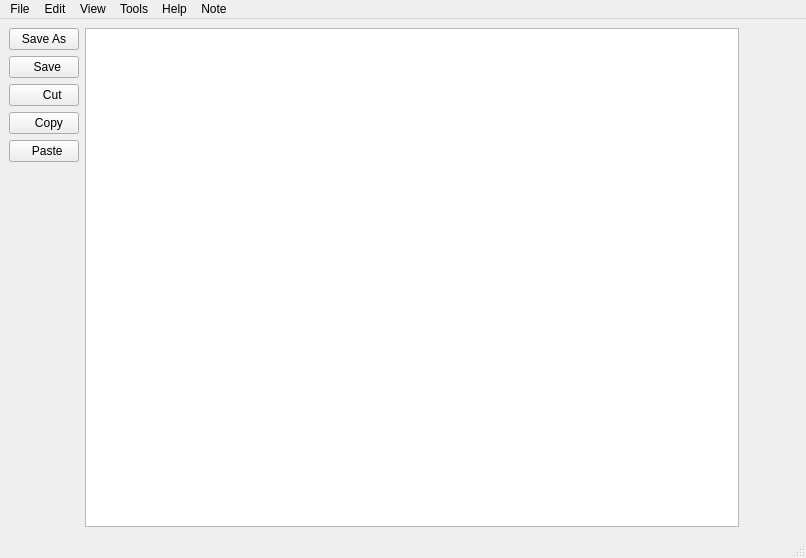
Above: notepad.ui from razashahid107/NOTEPAD-QT before the change. Below: the same form after it.
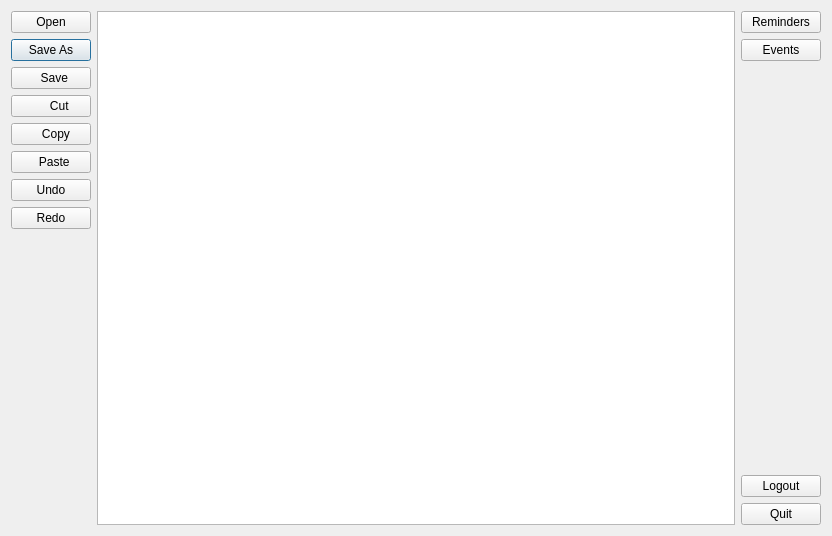
That is the form after the change. Icons and pictures are not drawn.

Patch:
```diff
--- a/notepad.ui
+++ b/notepad.ui
@@ -1,416 +1,161 @@
 <?xml version="1.0" encoding="UTF-8"?>
 <ui version="4.0">
  <class>Notepad</class>
- <widget class="QMainWindow" name="Notepad">
+ <widget class="QDialog" name="Notepad">
   <property name="geometry">
    <rect>
     <x>0</x>
     <y>0</y>
-    <width>806</width>
-    <height>558</height>
+    <width>832</width>
+    <height>536</height>
    </rect>
   </property>
-  <property name="maximumSize">
-   <size>
-    <width>1000</width>
-    <height>1000</height>
-   </size>
-  </property>
   <property name="windowTitle">
    <string>MainWindow</string>
   </property>
-  <property name="styleSheet">
-   <string notr="true">background-image: url(:/new/prefix1/Resources_Images/grey.png);</string>
-  </property>
-  <widget class="QWidget" name="centralwidget">
-   <layout class="QGridLayout" name="gridLayout">
-    <item row="0" column="1" rowspan="7">
-     <widget class="QTextEdit" name="textEdit_notes">
-      <property name="maximumSize">
-       <size>
-        <width>2000</width>
-        <height>1000</height>
-       </size>
-      </property>
-      <property name="font">
-       <font>
-        <family>Nirmala UI</family>
-        <pointsize>10</pointsize>
-       </font>
-      </property>
-      <property name="styleSheet">
-       <string notr="true">color: black;
+  <layout class="QGridLayout" name="gridLayout">
+   <item row="1" column="0">
+    <widget class="QPushButton" name="save_pushbutton">
+     <property name="text">
+      <string>Save As</string>
+     </property>
+    </widget>
+   </item>
+   <item row="2" column="0">
+    <widget class="QPushButton" name="save_pushbutton_2">
+     <property name="text">
+      <string>   Save </string>
+     </property>
+    </widget>
+   </item>
+   <item row="4" column="0">
+    <widget class="QPushButton" name="Copy_push_button">
+     <property name="text">
+      <string>   Copy</string>
+     </property>
+    </widget>
+   </item>
+   <item row="0" column="0">
+    <widget class="QPushButton" name="Open">
+     <property name="text">
+      <string>Open</string>
+     </property>
+    </widget>
+   </item>
+   <item row="3" column="0">
+    <widget class="QPushButton" name="Cut_Push_Button">
+     <property name="text">
+      <string>     Cut</string>
+     </property>
+    </widget>
+   </item>
+   <item row="8" column="0" rowspan="3">
+    <spacer name="verticalSpacer">
+     <property name="orientation">
+      <enum>Qt::Vertical</enum>
+     </property>
+     <property name="sizeHint" stdset="0">
+      <size>
+       <width>20</width>
+       <height>299</height>
+      </size>
+     </property>
+    </spacer>
+   </item>
+   <item row="0" column="1" rowspan="11">
+    <widget class="QTextEdit" name="textEdit_notes">
+     <property name="maximumSize">
+      <size>
+       <width>2000</width>
+       <height>1000</height>
+      </size>
+     </property>
+     <property name="font">
+      <font>
+       <family>Nirmala UI</family>
+       <pointsize>10</pointsize>
+      </font>
+     </property>
+     <property name="styleSheet">
+      <string notr="true">color: black;
 background-image: url(:/new/prefix1/Resources_Images/White_Background.jpg);</string>
-      </property>
-      <property name="html">
-       <string>&lt;!DOCTYPE HTML PUBLIC &quot;-//W3C//DTD HTML 4.0//EN&quot; &quot;http://www.w3.org/TR/REC-html40/strict.dtd&quot;&gt;
+     </property>
+     <property name="html">
+      <string>&lt;!DOCTYPE HTML PUBLIC &quot;-//W3C//DTD HTML 4.0//EN&quot; &quot;http://www.w3.org/TR/REC-html40/strict.dtd&quot;&gt;
 &lt;html&gt;&lt;head&gt;&lt;meta name=&quot;qrichtext&quot; content=&quot;1&quot; /&gt;&lt;style type=&quot;text/css&quot;&gt;
 p, li { white-space: pre-wrap; }
 &lt;/style&gt;&lt;/head&gt;&lt;body style=&quot; font-family:'Nirmala UI'; font-size:10pt; font-weight:400; font-style:normal;&quot;&gt;
 &lt;p style=&quot;-qt-paragraph-type:empty; margin-top:0px; margin-bottom:0px; margin-left:0px; margin-right:0px; -qt-block-indent:0; text-indent:0px; font-family:'MS Shell Dlg 2'; font-size:8.25pt;&quot;&gt;&lt;br /&gt;&lt;/p&gt;&lt;/body&gt;&lt;/html&gt;</string>
-      </property>
-     </widget>
-    </item>
-    <item row="1" column="0">
-     <widget class="QPushButton" name="save_pushbutton_2">
-      <property name="maximumSize">
-       <size>
-        <width>70</width>
-        <height>70</height>
-       </size>
-      </property>
-      <property name="styleSheet">
-       <string notr="true">color: rgb(0, 0, 0);</string>
-      </property>
-      <property name="text">
-       <string>   Save </string>
-      </property>
-      <property name="icon">
-       <iconset resource="Resources.qrc">
-        <normaloff>:/new/prefix1/Resources_Images/save 2.ico</normaloff>:/new/prefix1/Resources_Images/save 2.ico</iconset>
-      </property>
-     </widget>
-    </item>
-    <item row="3" column="0">
-     <widget class="QPushButton" name="Copy_push_button">
-      <property name="maximumSize">
-       <size>
-        <width>70</width>
-        <height>70</height>
-       </size>
-      </property>
-      <property name="styleSheet">
-       <string notr="true">color: rgb(0, 0, 0);</string>
-      </property>
-      <property name="text">
-       <string>   Copy</string>
-      </property>
-      <property name="icon">
-       <iconset resource="Resources.qrc">
-        <normaloff>:/new/prefix1/Resources_Images/copy.png</normaloff>:/new/prefix1/Resources_Images/copy.png</iconset>
-      </property>
-     </widget>
-    </item>
-    <item row="0" column="0">
-     <widget class="QPushButton" name="save_pushbutton">
-      <property name="maximumSize">
-       <size>
-        <width>70</width>
-        <height>70</height>
-       </size>
-      </property>
-      <property name="styleSheet">
-       <string notr="true">color: rgb(0, 0, 0);</string>
-      </property>
-      <property name="text">
-       <string>Save As</string>
-      </property>
-      <property name="icon">
-       <iconset resource="Resources.qrc">
-        <normaloff>:/new/prefix1/Resources_Images/save as.ico</normaloff>:/new/prefix1/Resources_Images/save as.ico</iconset>
-      </property>
-     </widget>
-    </item>
-    <item row="0" column="2" rowspan="7">
-     <spacer name="verticalSpacer_2">
-      <property name="orientation">
-       <enum>Qt::Vertical</enum>
-      </property>
-      <property name="sizeHint" stdset="0">
-       <size>
-        <width>58</width>
-        <height>287</height>
-       </size>
-      </property>
-     </spacer>
-    </item>
-    <item row="6" column="0">
-     <spacer name="verticalSpacer">
-      <property name="orientation">
-       <enum>Qt::Vertical</enum>
-      </property>
-      <property name="sizeHint" stdset="0">
-       <size>
-        <width>20</width>
-        <height>182</height>
-       </size>
-      </property>
-     </spacer>
-    </item>
-    <item row="2" column="0">
-     <widget class="QPushButton" name="Cut_Push_Button">
-      <property name="maximumSize">
-       <size>
-        <width>70</width>
-        <height>70</height>
-       </size>
-      </property>
-      <property name="styleSheet">
-       <string notr="true">color: rgb(0, 0, 0);</string>
-      </property>
-      <property name="text">
-       <string>     Cut</string>
-      </property>
-      <property name="icon">
-       <iconset resource="Resources.qrc">
-        <normaloff>:/new/prefix1/Resources_Images/cut.png</normaloff>:/new/prefix1/Resources_Images/cut.png</iconset>
-      </property>
-     </widget>
-    </item>
-    <item row="4" column="0">
-     <widget class="QPushButton" name="Paste_Push_Button">
-      <property name="maximumSize">
-       <size>
-        <width>70</width>
-        <height>70</height>
-       </size>
-      </property>
-      <property name="styleSheet">
-       <string notr="true">color: rgb(0, 0, 0);</string>
-      </property>
-      <property name="text">
-       <string>  Paste</string>
-      </property>
-      <property name="icon">
-       <iconset resource="Resources.qrc">
-        <normaloff>:/new/prefix1/Resources_Images/paste.png</normaloff>:/new/prefix1/Resources_Images/paste.png</iconset>
-      </property>
-     </widget>
-    </item>
-   </layout>
-  </widget>
-  <widget class="QMenuBar" name="menubar">
-   <property name="geometry">
-    <rect>
-     <x>0</x>
-     <y>0</y>
-     <width>806</width>
-     <height>20</height>
-    </rect>
-   </property>
-   <widget class="QMenu" name="menuFile">
-    <property name="title">
-     <string>File</string>
-    </property>
-    <widget class="QMenu" name="menuNew">
-     <property name="title">
-      <string>New</string>
      </property>
      <addaction name="actionNote"/>
      <addaction name="actionReminder"/>
      <addaction name="actionTask"/>
      <addaction name="actionEvent"/>
     </widget>
-    <addaction name="menuNew"/>
-    <addaction name="actionOpen"/>
-    <addaction name="actionSave"/>
-    <addaction name="actionRefresh"/>
-    <addaction name="actionSynchronize"/>
-    <addaction name="actionLogout"/>
-    <addaction name="actionQuit"/>
-   </widget>
-   <widget class="QMenu" name="menuEdit">
-    <property name="title">
-     <string>Edit</string>
-    </property>
-    <addaction name="actionCopy"/>
-    <addaction name="actionCut"/>
-    <addaction name="actionPaste"/>
-    <addaction name="actionUndo"/>
-    <addaction name="actionRedo"/>
-   </widget>
-   <widget class="QMenu" name="menuView">
-    <property name="title">
-     <string>View</string>
-    </property>
-   </widget>
-   <widget class="QMenu" name="menuNote">
-    <property name="title">
-     <string>Note</string>
-    </property>
-   </widget>
-   <widget class="QMenu" name="menuTools">
-    <property name="title">
-     <string>Tools</string>
-    </property>
-   </widget>
-   <widget class="QMenu" name="menuHelp">
-    <property name="title">
-     <string>Help</string>
-    </property>
-    <addaction name="actionOnline"/>
-   </widget>
-   <addaction name="menuFile"/>
-   <addaction name="menuEdit"/>
-   <addaction name="menuView"/>
-   <addaction name="menuTools"/>
-   <addaction name="menuHelp"/>
-   <addaction name="menuNote"/>
-  </widget>
-  <widget class="QStatusBar" name="statusbar"/>
-  <action name="actionOpen">
-   <property name="icon">
-    <iconset resource="Resources.qrc">
-     <normaloff>:/new/prefix1/Resources_Images/open 2.png</normaloff>:/new/prefix1/Resources_Images/open 2.png</iconset>
-   </property>
-   <property name="text">
-    <string>Open</string>
-   </property>
-  </action>
-  <action name="actionSave">
-   <property name="icon">
-    <iconset resource="Resources.qrc">
-     <normaloff>:/new/prefix1/Resources_Images/save 2.ico</normaloff>:/new/prefix1/Resources_Images/save 2.ico</iconset>
-   </property>
-   <property name="text">
-    <string>Save</string>
-   </property>
-  </action>
-  <action name="actionRefresh">
-   <property name="icon">
-    <iconset resource="Resources.qrc">
-     <normaloff>:/new/prefix1/Resources_Images/refresh.png</normaloff>
-     <normalon>:/new/prefix1/Resources_Images/refresh.png</normalon>:/new/prefix1/Resources_Images/refresh.png</iconset>
-   </property>
-   <property name="text">
-    <string>Refresh</string>
-   </property>
-  </action>
-  <action name="actionSynchronize">
-   <property name="icon">
-    <iconset resource="Resources.qrc">
-     <normaloff>:/new/prefix1/Resources_Images/synch.png</normaloff>
-     <normalon>:/new/prefix1/Resources_Images/synch.png</normalon>:/new/prefix1/Resources_Images/synch.png</iconset>
-   </property>
-   <property name="text">
-    <string>Synchronize</string>
-   </property>
-  </action>
-  <action name="actionLogout">
-   <property name="icon">
-    <iconset>
-     <normalon>:/new/prefix1/Resources_Images/logout.png</normalon>
-    </iconset>
-   </property>
-   <property name="text">
-    <string>Logout</string>
-   </property>
-  </action>
-  <action name="actionCopy">
-   <property name="icon">
-    <iconset>
-     <normalon>:/new/prefix1/Resources_Images/copy.png</normalon>
-    </iconset>
-   </property>
-   <property name="text">
-    <string>Copy </string>
-   </property>
-  </action>
-  <action name="actionCut">
-   <property name="icon">
-    <iconset>
-     <normalon>:/new/prefix1/Resources_Images/cut.png</normalon>
-    </iconset>
-   </property>
-   <property name="text">
-    <string>Cut </string>
-   </property>
-  </action>
-  <action name="actionPaste">
-   <property name="icon">
-    <iconset>
-     <normalon>:/new/prefix1/Resources_Images/paste.png</normalon>
-    </iconset>
-   </property>
-   <property name="text">
-    <string>Paste</string>
-   </property>
-  </action>
-  <action name="actionSave_As">
-   <property name="icon">
-    <iconset resource="Resources.qrc">
-     <normaloff>:/new/prefix1/Resources_Images/save as.ico</normaloff>:/new/prefix1/Resources_Images/save as.ico</iconset>
-   </property>
-   <property name="text">
-    <string>Save As</string>
-   </property>
-  </action>
-  <action name="actionNote">
-   <property name="icon">
-    <iconset>
-     <normalon>:/new/prefix1/Resources_Images/notes.png</normalon>
-    </iconset>
-   </property>
-   <property name="text">
-    <string>Note</string>
-   </property>
-  </action>
-  <action name="actionReminder">
-   <property name="icon">
-    <iconset>
-     <normalon>:/new/prefix1/Resources_Images/reminder.png</normalon>
-    </iconset>
-   </property>
-   <property name="text">
-    <string>Reminder</string>
-   </property>
-  </action>
-  <action name="actionTask">
-   <property name="icon">
-    <iconset>
-     <normalon>:/new/prefix1/Resources_Images/tasks.png</normalon>
-    </iconset>
-   </property>
-   <property name="text">
-    <string>Task</string>
-   </property>
-  </action>
-  <action name="actionEvent">
-   <property name="icon">
-    <iconset>
-     <normalon>:/new/prefix1/Resources_Images/events.png</normalon>
-    </iconset>
-   </property>
-   <property name="text">
-    <string>Event</string>
-   </property>
-  </action>
-  <action name="actionOnline">
-   <property name="icon">
-    <iconset resource="Resources.qrc">
-     <normaloff>:/new/prefix1/Resources_Images/pngtree-browser-icon-image_1174655.jpg</normaloff>:/new/prefix1/Resources_Images/pngtree-browser-icon-image_1174655.jpg</iconset>
-   </property>
-   <property name="text">
-    <string>Online</string>
-   </property>
-  </action>
-  <action name="actionUndo">
-   <property name="icon">
-    <iconset resource="Resources.qrc">
-     <normaloff>:/new/prefix1/Resources_Images/undo.png</normaloff>:/new/prefix1/Resources_Images/undo.png</iconset>
-   </property>
-   <property name="text">
-    <string>Undo</string>
-   </property>
-  </action>
-  <action name="actionRedo">
-   <property name="icon">
-    <iconset resource="Resources.qrc">
-     <normaloff>:/new/prefix1/Resources_Images/png-transparent-black-and-white-font-redo-s-angle-white-text.png</normaloff>:/new/prefix1/Resources_Images/png-transparent-black-and-white-font-redo-s-angle-white-text.png</iconset>
-   </property>
-   <property name="text">
-    <string>Redo</string>
-   </property>
-  </action>
-  <action name="actionQuit">
-   <property name="icon">
-    <iconset resource="Resources.qrc">
-     <normaloff>:/new/prefix1/Resources_Images/quit.png</normaloff>:/new/prefix1/Resources_Images/quit.png</iconset>
-   </property>
-   <property name="text">
-    <string>Quit</string>
-   </property>
-  </action>
+   </item>
+   <item row="10" column="2">
+    <widget class="QPushButton" name="pushButton_3">
+     <property name="text">
+      <string>Quit</string>
+     </property>
+    </widget>
+   </item>
+   <item row="6" column="0">
+    <widget class="QPushButton" name="pushButton">
+     <property name="text">
+      <string>Undo</string>
+     </property>
+    </widget>
+   </item>
+   <item row="5" column="0">
+    <widget class="QPushButton" name="Paste_Push_Button">
+     <property name="text">
+      <string>  Paste</string>
+     </property>
+    </widget>
+   </item>
+   <item row="9" column="2">
+    <widget class="QPushButton" name="pushButton_2">
+     <property name="text">
+      <string>Logout</string>
+     </property>
+    </widget>
+   </item>
+   <item row="1" column="2">
+    <widget class="QPushButton" name="Notes">
+     <property name="text">
+      <string>Events</string>
+     </property>
+    </widget>
+   </item>
+   <item row="2" column="2" rowspan="7">
+    <spacer name="verticalSpacer_2">
+     <property name="orientation">
+      <enum>Qt::Vertical</enum>
+     </property>
+     <property name="sizeHint" stdset="0">
+      <size>
+       <width>58</width>
+       <height>407</height>
+      </size>
+     </property>
+    </spacer>
+   </item>
+   <item row="0" column="2">
+    <widget class="QPushButton" name="Reminders">
+     <property name="text">
+      <string>Reminders</string>
+     </property>
+    </widget>
+   </item>
+   <item row="7" column="0">
+    <widget class="QPushButton" name="pushButton_4">
+     <property name="text">
+      <string>Redo</string>
+     </property>
+    </widget>
+   </item>
+  </layout>
  </widget>
  <resources>
   <include location="Resources.qrc"/>
```
Left out of the diff: 10 changed lines with no effect on the pictures.
